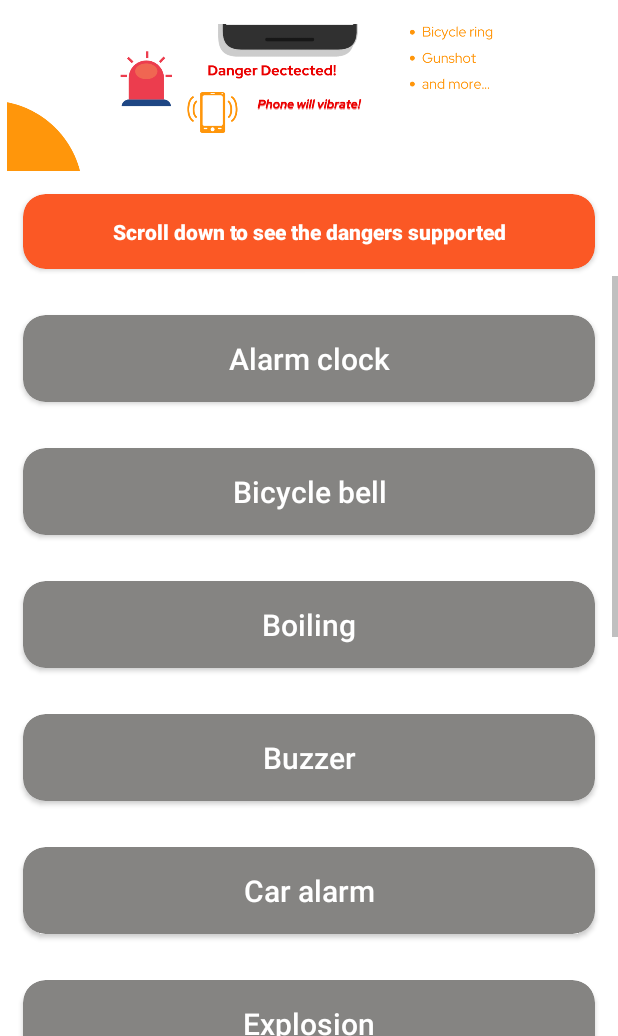
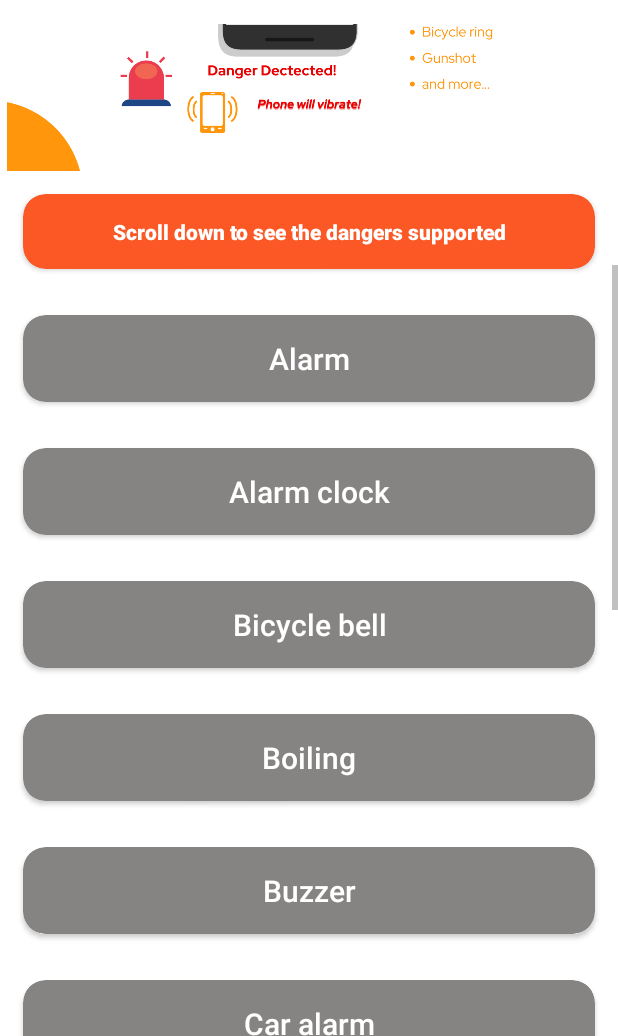
Before and after one commit to u3569037/Alertio, an Android app: the UserGuide screen opened directly, with no data from a screen before it, scrolled down 472 dp, on a phone screen of 412 x 824 dp, the part 200-1236 px from its top. Run offline under Robolectric (Android 15) with nearby library versions, the phone set to English and light mode, and no system bars; Roboto replaces fonts that are not available here.

Commit message:
danger list update

```diff
--- a/app/src/main/res/layout/activity_user_guide.xml
+++ b/app/src/main/res/layout/activity_user_guide.xml
@@ -72,6 +72,26 @@
                     android:textColor="#FFFFFF"
                     android:textSize="14sp"
                     android:textStyle="bold" />
+            </androidx.cardview.widget.CardView>
+
+            <androidx.cardview.widget.CardView
+                android:layout_width="match_parent"
+                android:layout_height="match_parent"
+                android:layout_margin="15sp"
+                android:backgroundTint="#858482"
+                android:elevation="10sp"
+                app:cardCornerRadius="15sp">
+
+                <TextView
+                    android:layout_width="match_parent"
+                    android:layout_height="wrap_content"
+                    android:fontFamily="sans-serif-medium"
+                    android:padding="15sp"
+                    android:text="Alarm"
+                    android:textAlignment="center"
+                    android:textColor="#FFFFFF"
+                    android:textSize="20sp" />
+
             </androidx.cardview.widget.CardView>
 
             <androidx.cardview.widget.CardView
```
